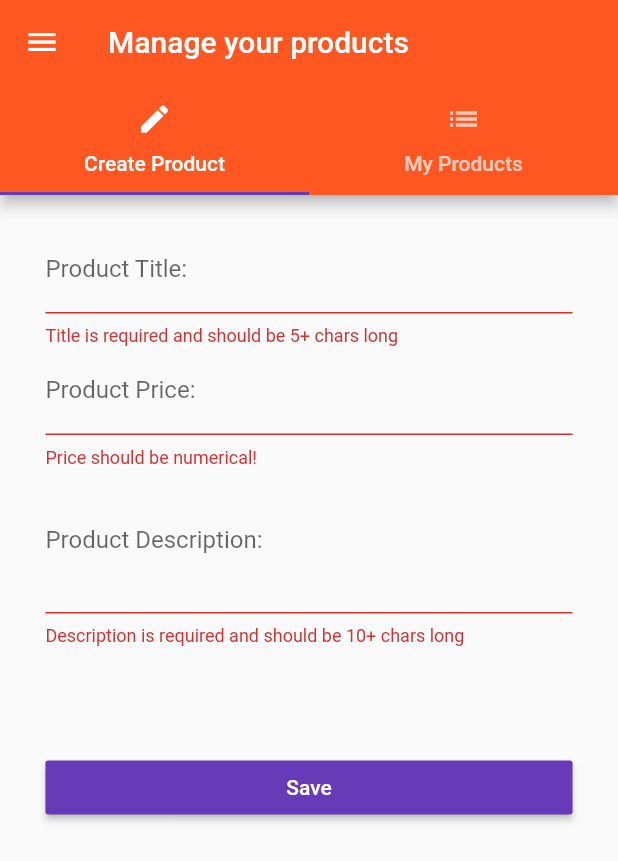
After one commit to mykhailohasiuk/flutter-test-app, a Flutter app: the ProductsAdminPage screen opened by its route, after a tap on "Save", on a phone screen of 412 x 824 dp. The commit adds this screen. Shown: the top 861 px of the screen. Run offline on Flutter 3.47's test engine with Material 2 defaults, Android fonts, the phone set to English and light mode, and no system bars.

Commit message:
editing product functionality added. problem with keyboard overlaying fields while horizontal layout is resolved

```diff
--- a/lib/main.dart
+++ b/lib/main.dart
@@ -30,6 +30,12 @@ class _MyAppState extends State<MyApp> {
     });
   }
 
+  void _updateProduct(int index, Map<String, dynamic> product){
+    setState((){
+      _products[index] = product;
+    });
+  }
+
   @override
   build(BuildContext context) {
     return MaterialApp(
@@ -43,7 +49,7 @@ class _MyAppState extends State<MyApp> {
         '/': (BuildContext context) => AuthPage(),
         '/products': (BuildContext context) => ProductsPage(_products),
         '/admin': (BuildContext context) =>
-            ProductsAdminPage(_addProduct, _deleteProduct, _products)
+            ProductsAdminPage(_addProduct, _updateProduct,_deleteProduct, _products)
       },
       onGenerateRoute: (RouteSettings settings) {
         final List<String> pathElements = settings.name.split('/');
--- /dev/null
+++ b/lib/pages/product_edit.dart
@@ -0,0 +1,162 @@
+import 'package:flutter/material.dart';
+
+import '../widgets/helpers/ensure-visible.dart';
+
+class ProductEditPage extends StatefulWidget {
+  final Function addProduct;
+  final Function updateProduct;
+  final Map<String, dynamic> product;
+  final int productIndex;
+
+  ProductEditPage(
+      {this.addProduct, this.updateProduct, this.product, this.productIndex});
+
+  @override
+  State<StatefulWidget> createState() {
+    return _ProductEditPageState();
+  }
+}
+
+class _ProductEditPageState extends State<ProductEditPage> {
+  final Map<String, dynamic> _formData = {
+    'title': '',
+    'description': '',
+    'price': 0.0,
+    'image': 'assets/food.jpg'
+  };
+  final GlobalKey<FormState> _formKey = GlobalKey<FormState>();
+  final _titleFocusNode = FocusNode();
+  final _priceFocusNode = FocusNode();
+  final _descriptionFocusNode = FocusNode();
+
+  @override
+  Widget build(BuildContext context) {
+    double deviceWidth = MediaQuery.of(context).size.width;
+    double targetWith = deviceWidth > 700.0 ? 500.0 : deviceWidth * 0.95;
+    double targetPadding = (deviceWidth - targetWith) / 2;
+
+    final Widget pageContent = GestureDetector(
+      onTap: () {
+        FocusScope.of(context).requestFocus(FocusNode());
+      },
+      child: Container(
+        margin: EdgeInsets.all(20.0),
+        child: Form(
+          key: _formKey,
+          child: ListView(
+            padding: EdgeInsets.symmetric(horizontal: targetPadding),
+            children: <Widget>[
+              _buildTitleTextField(),
+              _buildPriceField(),
+              _buildDescriptionField(),
+              Padding(
+                padding: const EdgeInsets.only(top: 70.0),
+                child: RaisedButton(
+                  child: Text('Save'),
+                  color: Theme.of(context).accentColor,
+                  textColor: Colors.white,
+                  onPressed: _submitForm,
+                ),
+              )
+            ],
+          ),
+        ),
+      ),
+    );
+
+    return widget.product == null
+        ? pageContent
+        : Scaffold(
+            appBar: AppBar(
+              title: Text('Edit Item'),
+            ),
+            body: pageContent,
+          );
+  }
+
+//  Custom Widget build Methods
+
+  Widget _buildTitleTextField() {
+    return EnsureVisibleWhenFocused(
+      focusNode: _titleFocusNode,
+      child: TextFormField(
+        focusNode: _titleFocusNode,
+        initialValue: widget.product == null ? '' : widget.product['title'],
+        decoration: InputDecoration(
+          labelText: 'Product Title: ',
+        ),
+        validator: (String value) {
+          if (value.isEmpty || value.length < 5) {
+            return 'Title is required and should be 5+ chars long';
+          }
+        },
+        onSaved: (String value) {
+          _formData['title'] = value;
+        },
+      ),
+    );
+  }
+
+  Widget _buildPriceField() {
+    return EnsureVisibleWhenFocused(
+      focusNode: _priceFocusNode,
+      child: TextFormField(
+        focusNode: _priceFocusNode,
+        initialValue:
+            widget.product == null ? '' : widget.product['price'].toString(),
+        validator: (String value) {
+          if (value.isEmpty ||
+              !RegExp(r'^(?:[1-9]\d*|0)?(?:\.\d+)?$').hasMatch(value)) {
+            return 'Price should be numerical!';
+          }
+        },
+        decoration: InputDecoration(
+          labelText: 'Product Price: ',
+        ),
+        keyboardType:
+            TextInputType.numberWithOptions(signed: false, decimal: true),
+        onSaved: (String value) {
+          _formData['price'] = double.parse(value);
+        },
+      ),
+    );
+  }
+
+  Widget _buildDescriptionField() {
+    return EnsureVisibleWhenFocused(
+      focusNode: _descriptionFocusNode,
+      child: TextFormField(
+        focusNode: _descriptionFocusNode,
+        initialValue:
+            widget.product == null ? '' : widget.product['description'],
+        validator: (String value) {
+          if (value.isEmpty || value.length < 10) {
+            return 'Description is required and should be 10+ chars long';
+          }
+        },
+        decoration: InputDecoration(
+          labelText: 'Product Description: ',
+        ),
+        keyboardType: TextInputType.multiline,
+        maxLines: 3,
+        onSaved: (String value) {
+          _formData['description'] = value;
+        },
+      ),
+    );
+  }
+
+  void _submitForm() {
+    if (_formKey.currentState.validate()) {
+      _formKey.currentState.save();
+
+      if (widget.product == null) {
+        widget.addProduct(_formData);
+      } else {
+        widget.updateProduct(widget.productIndex, _formData);
+      }
+      Navigator.pushReplacementNamed(context, '/products');
+    } else
+      return;
+  }
+}
--- a/lib/pages/products_admin.dart
+++ b/lib/pages/products_admin.dart
@@ -1,14 +1,16 @@
 import 'package:flutter/material.dart';
-import './product_create.dart';
+import './product_edit.dart';
 import './product_list.dart';
 
 class ProductsAdminPage extends StatelessWidget {
   final Function addProduct;
   final Function deleteProduct;
+  final Function updateProduct;
+
   final List<Map<String, dynamic>> products;
 
-  ProductsAdminPage(this.addProduct, this.deleteProduct, this.products);
-
+  ProductsAdminPage(
+      this.addProduct, this.updateProduct, this.deleteProduct, this.products);
 
   @override
   Widget build(BuildContext context) {
@@ -21,12 +23,14 @@ class ProductsAdminPage extends StatelessWidget {
           bottom: _buildTabBar(),
         ),
         body: TabBarView(
-          children: <Widget>[ProductCreatePage(addProduct), ProductListPage(products)],
+          children: <Widget>[
+            ProductEditPage(addProduct: addProduct),
+            ProductListPage(products, updateProduct)
+          ],
         ),
       ),
     );
   }
-
 
   Widget _buildSideDrawer(BuildContext context) {
     return Drawer(
@@ -46,7 +50,6 @@ class ProductsAdminPage extends StatelessWidget {
     );
   }
 
-
   Widget _buildTabBar() {
     return TabBar(
       tabs: <Widget>[
--- /dev/null
+++ b/lib/widgets/helpers/ensure-visible.dart
@@ -0,0 +1,86 @@
+import 'dart:async';
+
+import 'package:flutter/rendering.dart';
+import 'package:flutter/widgets.dart';
+import 'package:meta/meta.dart';
+
+class EnsureVisibleWhenFocused extends StatefulWidget {
+  const EnsureVisibleWhenFocused({
+    Key key,
+    @required this.child,
+    @required this.focusNode,
+    this.curve: Curves.ease,
+    this.duration: const Duration(milliseconds: 100),
+  }) : super(key: key);
+
+  /// The node we will monitor to determine if the child is focused
+  final FocusNode focusNode;
+
+  /// The child widget that we are wrapping
+  final Widget child;
+
+  /// The curve we will use to scroll ourselves into view.
+  ///
+  /// Defaults to Curves.ease.
+  final Curve curve;
+
+  /// The duration we will use to scroll ourselves into view
+  ///
+  /// Defaults to 100 milliseconds.
+  final Duration duration;
+
+  EnsureVisibleWhenFocusedState createState() => new EnsureVisibleWhenFocusedState();
+}
+
+class EnsureVisibleWhenFocusedState extends State<EnsureVisibleWhenFocused> {
+  @override
+  void initState() {
+    super.initState();
+    widget.focusNode.addListener(_ensureVisible);
+  }
+
+  @override
+  void dispose() {
+    super.dispose();
+    widget.focusNode.removeListener(_ensureVisible);
+  }
+
+  Future<Null> _ensureVisible() async {
+    // Wait for the keyboard to come into view
+    // TODO: position doesn't seem to notify listeners when metrics change,
+    // perhaps a NotificationListener around the scrollable could avoid
+    // the need insert a delay here.
+    await Future.delayed(const Duration(milliseconds: 300));
+
+    if (!widget.focusNode.hasFocus)
+      return;
+
+    final RenderObject object = context.findRenderObject();
+    final RenderAbstractViewport viewport = RenderAbstractViewport.of(object);
+    assert(viewport != null);
+
+    ScrollableState scrollableState = Scrollable.of(context);
+    assert(scrollableState != null);
+
+    ScrollPosition position = scrollableState.position;
+    double alignment;
+    if (position.pixels > viewport.getOffsetToReveal(object, 0.0)) {
+      // Move down to the top of the viewport
+      alignment = 0.0;
+    } else if (position.pixels < viewport.getOffsetToReveal(object, 1.0)) {
+      // Move up to the bottom of the viewport
+      alignment = 1.0;
+    } else {
+      // No scrolling is necessary to reveal the child
+      return;
+    }
+    position.ensureVisible(
+      object,
+      alignment: alignment,
+      duration: widget.duration,
+      curve: widget.curve,
+    );
+  }
+
+  Widget build(BuildContext context) => widget.child;
+}
```
Also changed, not shown: lib/pages/product_create.dart (deleted, +0 -126 lines), lib/pages/product_list.dart (+34 -4 lines).
